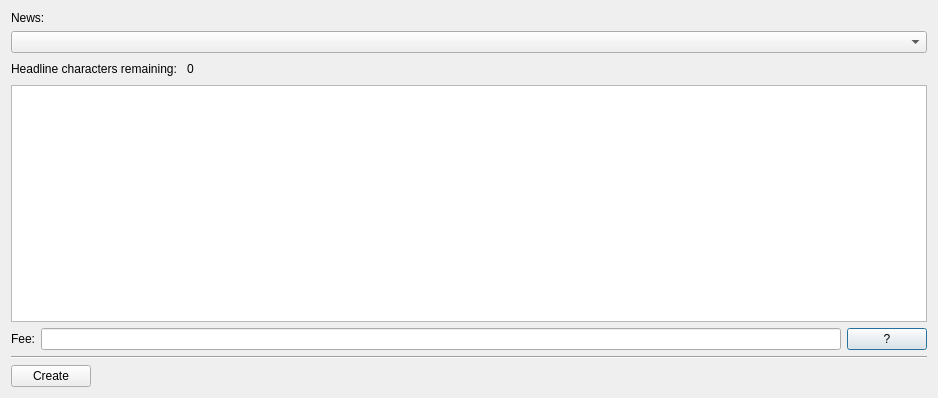
Before: the Qt Designer form src/qt/forms/createnewsdialog.ui in torkelrogstad/mainchain, drawn with Qt 5.
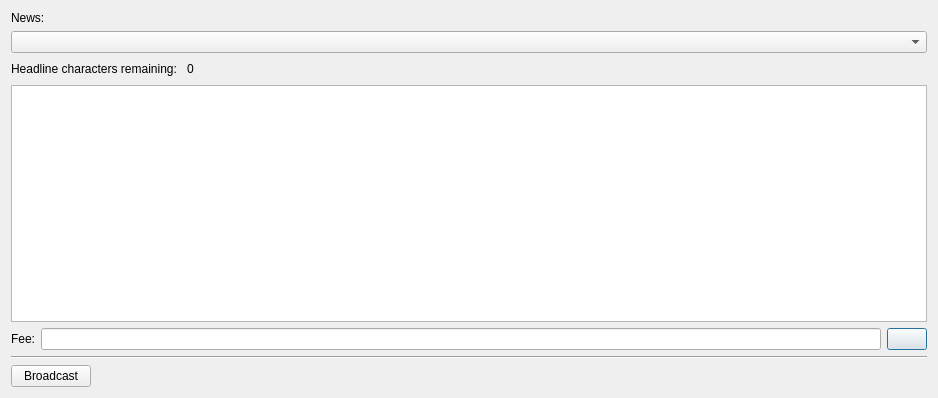
After: the same form once the commit is applied. Icons and pictures are not drawn. Custom widgets are drawn as their Qt base class.

Commit message: Add broadcast news icon

Diff of the .ui file:
```diff
--- a/src/qt/forms/createnewsdialog.ui
+++ b/src/qt/forms/createnewsdialog.ui
@@ -92,7 +92,17 @@
         </sizepolicy>
        </property>
        <property name="text">
-        <string>?</string>
+        <string/>
+       </property>
+       <property name="icon">
+        <iconset resource="../drivenet.qrc">
+         <normaloff>:/icons/replay_unknown</normaloff>:/icons/replay_unknown</iconset>
+       </property>
+       <property name="iconSize">
+        <size>
+         <width>32</width>
+         <height>32</height>
+        </size>
        </property>
       </widget>
      </item>
@@ -119,7 +129,17 @@
         </sizepolicy>
        </property>
        <property name="text">
-        <string>Create</string>
+        <string>Broadcast</string>
+       </property>
+       <property name="icon">
+        <iconset resource="../drivenet.qrc">
+         <normaloff>:/icons/edit</normaloff>:/icons/edit</iconset>
+       </property>
+       <property name="iconSize">
+        <size>
+         <width>32</width>
+         <height>32</height>
+        </size>
        </property>
       </widget>
      </item>
```
Left out of the diff: 6 changed lines with no effect on the pictures. The commit also changes 4 other files.
